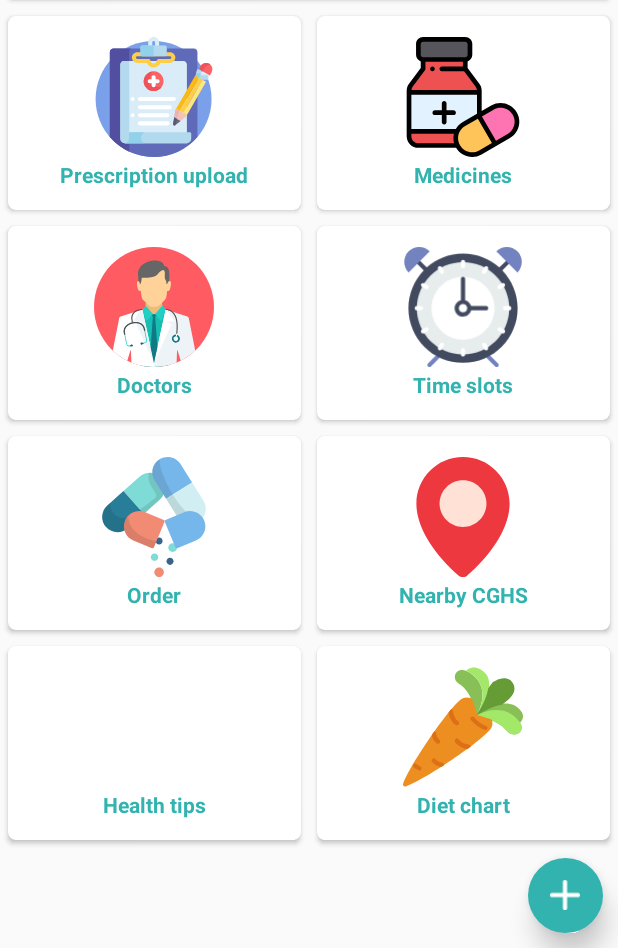
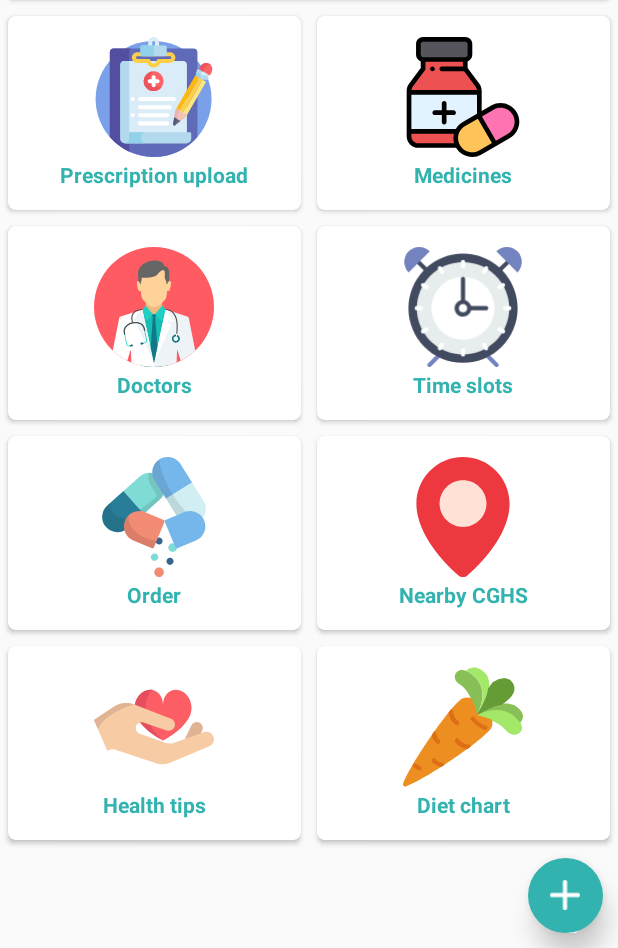
Before and after one commit to ashujhaji/aayu, an Android app: the screen it shows after launch once a user with an empty profile is signed in (MainActivity), on a phone screen of 412 x 824 dp, the part 288-1236 px from its top. Run offline under Robolectric (Android 15) with nearby library versions, the phone set to English and light mode, and no system bars; our stand-ins replace Firebase (no records; nobody signed in at launch, a user with empty details on screens opened directly); 5 statements that could not run were skipped.

Commit message:
health icons

```diff
--- /dev/null
+++ b/app/src/main/res/drawable/health.xml
@@ -0,0 +1,23 @@
+<?xml version="1.0" encoding="utf-8"?>
+<vector xmlns:android="http://schemas.android.com/apk/res/android"
+    android:width="512dp"
+    android:height="512dp"
+    android:viewportWidth="512"
+    android:viewportHeight="512">
+
+    <path
+        android:fillColor="#E0B394"
+        android:pathData="M386.553,309.104l28.721-59.638c5.856-12.173,20.119-17.711,32.627-12.741 c0.063,0.025,0.125,0.049,0.189,0.075c13.192,5.352,19.504,20.414,14.09,33.581l-5.891,14.323" />
+    <path
+        android:fillColor="#FD5D65"
+        android:pathData="M245.307,283.039c-39.415-29.323-72.383-67.804-72.383-106.893c0-43.929,30.255-79.546,67.565-79.546 c29.844,0,54.043,28.497,54.043,63.636c0-35.139,24.201-63.636,54.043-63.636c21.813,0,41.194,12.154,53.544,31.037 c8.812,13.434,14.021,30.255,14.021,48.509c0,54.911-65.091,108.607-121.608,137.496 C278.232,305.33,261.238,294.933,245.307,283.039z" />
+    <path
+        android:fillColor="#E54E5C"
+        android:pathData="M264.29,283.039c-24.214-29.323-44.469-67.804-44.469-106.893c0-38.334,14.157-70.332,32.992-77.863 c-3.959-1.089-8.082-1.684-12.325-1.684c-37.309,0-67.565,35.617-67.565,79.546c0,39.089,32.968,77.571,72.383,106.893 c15.931,11.893,32.926,22.29,49.225,30.603C284.518,305.33,274.077,294.933,264.29,283.039z" />
+    <path
+        android:fillColor="#F7CBA4"
+        android:pathData="M492.212,338.479l-170.166,70.978c-17.1,7.142-36.214,7.866-53.809,2.07L91.402,353.256 c-9.085-2.99-18.975-2.53-27.75,1.322l-7.015,3.071L16.641,264.89L0,226.308l82.961-55.269 c25.277-16.848,57.029-21.712,85.733-11.845c1.161,0.391,2.323,0.805,3.473,1.265l156.044,59.858 c7.084,2.703,12.328,8.073,15.088,14.479c2.852,6.613,3.094,14.318-0.035,21.448c-5.612,12.857-20.148,19.263-33.431,14.72 l-99.004-33.856c-6.13-2.105-12.489-1.667-17.963,0.69c-6.785,2.933-12.225,8.798-14.272,16.549 c-3.347,12.616,3.6,25.668,15.916,29.981l113.459,39.652c10.097,3.531,21.079,3.508,31.154,0l130.088-45.517 c15.951-5.589,33.477,2.128,40.147,17.595c0.034,0.081,0.069,0.161,0.092,0.23C516.396,312.696,508.657,331.613,492.212,338.479z" />
+    <path
+        android:fillColor="#E0B394"
+        android:pathData="M172.167,160.458c0,0-116.208,29.969-152.433,98.969c-1.035,1.978-2.07,3.795-3.094,5.462L0,226.308 l82.961-55.269c25.277-16.848,57.029-21.712,85.733-11.845C169.855,159.584,171.017,159.998,172.167,160.458z" />
+</vector>
--- a/app/src/main/res/layout/content_main.xml
+++ b/app/src/main/res/layout/content_main.xml
@@ -265,7 +265,8 @@
                             android:gravity="center">
                             <ImageView
                                 android:layout_width="80dp"
-                                android:layout_height="80dp"/>
+                                android:layout_height="80dp"
+                                app:srcCompat="@drawable/health"/>
                             <TextView
                                 android:layout_width="wrap_content"
                                 android:layout_height="wrap_content"
--- a/app/src/main/res/menu/activity_home_drawer.xml
+++ b/app/src/main/res/menu/activity_home_drawer.xml
@@ -5,24 +5,20 @@
 
     <group android:checkableBehavior="single">
         <item
-            android:title="Add caption"
-            android:id="@+id/contribution"
-            android:visible="false"/>
-        <item
             android:id="@+id/nav_rate"
-            android:title="Rate" />
+            android:title="About us" />
         <item
             android:id="@+id/nav_app"
             android:title="More Apps" />
         <item
+            android:title="What's new"
+            android:id="@+id/newUpdate"/>
+        <item
             android:id="@+id/nav_settings"
             android:title="Settings" />
         <item
-            android:title="What's new"
-            android:id="@+id/newUpdate"/>
-        <item
             android:id="@+id/updates"
-            android:title="Up to date"/>
+            android:title="SOS"/>
     </group>
 
 </menu>
```
